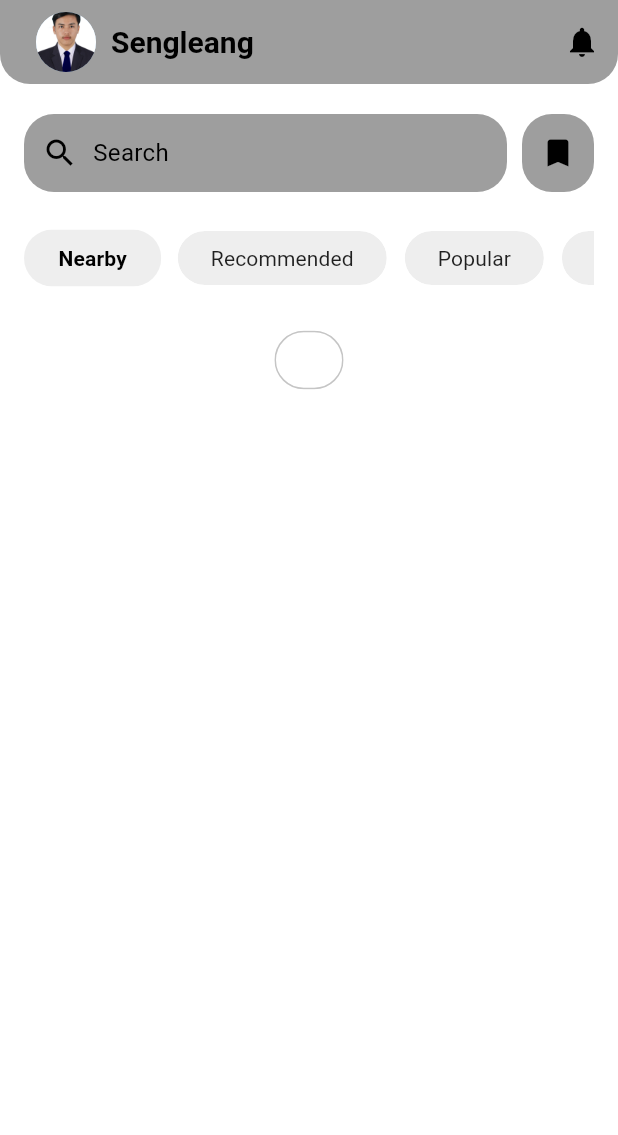
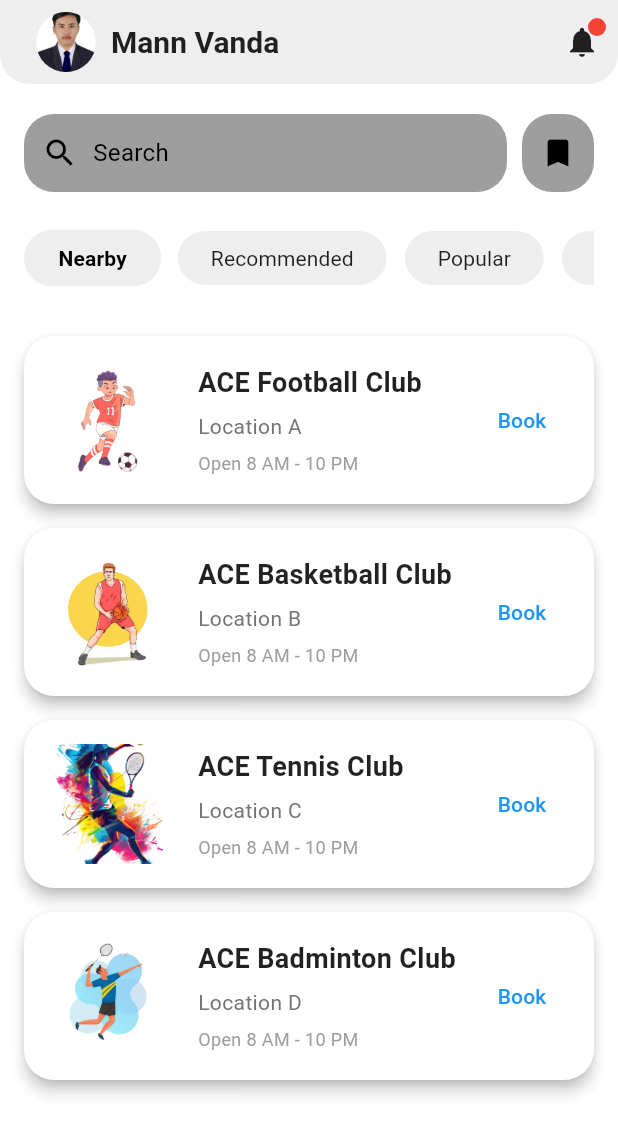
Before and after one commit to GitheTrunk/courtBook, a Flutter app: the screen it shows after launch, on a phone screen of 412 x 824 dp. Shown: the top 1135 px of the screen. Run offline on Flutter 3.47's test engine with Material 3 defaults, Android fonts, the light colour scheme and no system bars.

Commit message:
update UI

```diff
--- /dev/null
+++ b/lib/models/club_model.dart
@@ -0,0 +1,7 @@
+class Club {
+  final String name;
+  final String location;
+  final String imagePath;
+
+  Club({required this.name, required this.location, required this.imagePath});
+}
--- /dev/null
+++ b/lib/screens/booking/booking_screen.dart
@@ -0,0 +1,18 @@
+import 'package:flutter/material.dart';
+
+class BookingScreen extends StatefulWidget {
+  const BookingScreen({super.key});
+
+  @override
+  State<BookingScreen> createState() => _BookingScreenState();
+}
+
+class _BookingScreenState extends State<BookingScreen> {
+  @override
+  Widget build(BuildContext context) {
+    return Scaffold(
+      appBar: AppBar(title: const Text('Booking Screen')),
+      body: Center(child: Text('Booking Screen Content')),
+    );
+  }
+}
--- a/lib/screens/home/home_screen.dart
+++ b/lib/screens/home/home_screen.dart
@@ -1,7 +1,8 @@
 import 'package:courtbook/core/theme.dart';
+import 'package:courtbook/models/club_model.dart';
+import 'package:courtbook/widgets/court_card.dart';
 import 'package:flutter/material.dart';
 import 'package:courtbook/widgets/search_section.dart';
-import 'package:courtbook/widgets/filter_chip_widget.dart';
 
 class CourtBook extends StatelessWidget {
   const CourtBook({super.key});
@@ -25,29 +26,50 @@ class HomeScreen extends StatefulWidget {
 }
 
 class _HomeScreenState extends State<HomeScreen> {
+  final List<Club> clubs = [
+    Club(
+      name: 'ACE Football Club',
+      imagePath: 'assets/icons/football.png',
+      location: 'Location A',
+    ),
+    Club(
+      name: 'ACE Basketball Club',
+      imagePath: 'assets/icons/basketball.png',
+      location: 'Location B',
+    ),
+    Club(
+      name: 'ACE Tennis Club',
+      imagePath: 'assets/icons/tennis.png',
+      location: 'Location C',
+    ),
+    Club(
+      name: 'ACE Badminton Club',
+      imagePath: 'assets/icons/badminton.png',
+      location: 'Location D',
+    ),
+  ];
+
   @override
   Widget build(BuildContext context) {
-    return Scaffold(appBar: _appBar, body: _body);
-  }
+    return Scaffold(appBar: getAppBar(context), body: getBody(context));
   }
 
-get _appBar => AppBar(
-  backgroundColor: Colors.grey,
+  AppBar getAppBar(BuildContext context) => AppBar(
+    backgroundColor: Theme.of(context).colorScheme.surfaceContainer,
     title: Padding(
       padding: const EdgeInsets.all(8.0),
       child: Row(
-      spacing: 0.0,
         children: [
-        CircleAvatar(
+          const CircleAvatar(
             radius: 20,
             backgroundImage: AssetImage('assets/images/pf.jpg'),
           ),
           const SizedBox(width: 10),
           Text(
-          'Sengleang',
+            'Mann Vanda',
             style: TextStyle(
-            color: Colors.black,
-            fontWeight: FontWeight.values[6],
+              color: Theme.of(context).colorScheme.onSurface,
+              fontWeight: FontWeight.w600,
               fontSize: 20,
             ),
           ),
@@ -61,26 +83,43 @@ get _appBar => AppBar(
       ),
     ),
     actions: [
+      Stack(
+        children: [
           IconButton(
-      icon: Icon(Icons.notifications),
+            icon: Icon(
+              Icons.notifications,
+              color: Theme.of(context).colorScheme.onSurface,
+            ),
             onPressed: () {
               debugPrint('Notification button pressed');
             },
+          ),
+          Positioned(
+            right: 8,
+            top: 8,
+            child: Container(
+              width: 12,
+              height: 12,
+              decoration: const BoxDecoration(
+                color: Colors.red,
+                shape: BoxShape.circle,
+              ),
+            ),
+          ),
+        ],
       ),
     ],
     centerTitle: true,
   );
 
-get _body => Column(
-  children: [
-    Column(
+  Widget getBody(BuildContext context) => SingleChildScrollView(
+    child: Column(
       children: [
         const SizedBox(height: 20),
-        SearchSection(),
+        const SearchSection(),
         const SizedBox(height: 20),
-        FilterChipWidget(),
-        const SizedBox(height: 20),
+        ClubCard(clubs: clubs),
       ],
     ),
-  ],
   );
+}
--- a/lib/widgets/court_card.dart
+++ b/lib/widgets/court_card.dart
@@ -0,0 +1,127 @@
+import 'package:flutter/material.dart';
+import 'package:courtbook/models/club_model.dart';
+import 'package:courtbook/screens/booking/booking_screen.dart';
+
+class ClubCard extends StatelessWidget {
+  final List<Club> clubs;
+
+  const ClubCard({super.key, required this.clubs});
+
+  @override
+  Widget build(BuildContext context) {
+    return Padding(
+      padding: const EdgeInsets.symmetric(horizontal: 16.0, vertical: 8.0),
+      child: Column(
+        crossAxisAlignment: CrossAxisAlignment.stretch,
+        children:
+            clubs.map((club) {
+              return _buildClubCard(context, club);
+            }).toList(),
+      ),
+    );
+  }
+
+  Widget _buildClubCard(BuildContext context, Club club) {
+    return GestureDetector(
+      onTap: () {
+        Navigator.push(
+          context,
+          MaterialPageRoute(builder: (context) => BookingScreen()),
+        );
+      },
+      child: Card(
+        elevation: 4,
+        shape: RoundedRectangleBorder(borderRadius: BorderRadius.circular(20)),
+        margin: const EdgeInsets.only(bottom: 16),
+        child: InkWell(
+          borderRadius: BorderRadius.circular(20),
+          onTap: () {},
+          child: Container(
+            constraints: const BoxConstraints(minHeight: 100),
+            padding: const EdgeInsets.all(16.0),
+            child: Row(
+              crossAxisAlignment: CrossAxisAlignment.center,
+              children: [
+                ClipRRect(
+                  borderRadius: BorderRadius.circular(12),
+                  child: Image.asset(
+                    club.imagePath,
+                    width: 80,
+                    height: 80,
+                    fit: BoxFit.cover,
+                    errorBuilder: (context, error, stackTrace) {
+                      debugPrint(
+                        'Image load error for ${club.imagePath}: $error',
+                      );
+                      return const Icon(
+                        Icons.error,
+                        size: 80,
+                        color: Colors.red,
+                      );
+                    },
+                  ),
+                ),
+                const SizedBox(width: 20),
+
+                Expanded(
+                  child: Column(
+                    crossAxisAlignment: CrossAxisAlignment.start,
+                    mainAxisAlignment: MainAxisAlignment.center,
+                    children: [
+                      Text(
+                        club.name,
+                        style: const TextStyle(
+                          fontSize: 18,
+                          fontWeight: FontWeight.bold,
+                          color: Colors.black87,
+                        ),
+                        maxLines: 2,
+                        overflow: TextOverflow.ellipsis,
+                      ),
+                      const SizedBox(height: 6),
+                      Text(
+                        club.location,
+                        style: TextStyle(fontSize: 14, color: Colors.grey[600]),
+                        maxLines: 2,
+                        overflow: TextOverflow.ellipsis,
+                      ),
+                      const SizedBox(height: 6),
+
+                      Text(
+                        'Open 8 AM - 10 PM',
+                        style: TextStyle(fontSize: 12, color: Colors.grey[500]),
+                      ),
+                    ],
+                  ),
+                ),
+
+                TextButton(
+                  onPressed: () {
+                    Navigator.push(
+                      context,
+                      MaterialPageRoute(builder: (context) => BookingScreen()),
+                    );
+                  },
+                  style: TextButton.styleFrom(
+                    padding: const EdgeInsets.symmetric(
+                      horizontal: 12,
+                      vertical: 8,
+                    ),
+                  ),
+                  child: const Text(
+                    'Book',
+                    style: TextStyle(
+                      fontSize: 14,
+                      color: Colors.blue,
+                      fontWeight: FontWeight.w500,
+                    ),
+                  ),
+                ),
+              ],
+            ),
+          ),
+        ),
+      ),
+    );
+  }
+}
--- a/lib/widgets/filter_chip_widget.dart
+++ b/lib/widgets/filter_chip_widget.dart
@@ -21,6 +21,7 @@ class FilterChipWidget extends StatelessWidget {
           fontSize: 14,
           fontWeight: selected ? FontWeight.bold : FontWeight.normal,
         ),
+        maxLines: 1,
       ),
       selected: selected,
       onSelected: onSelected,
```
Also changed, not shown: assets/icons/badminton.png (added), assets/icons/basketball.png (added), assets/icons/football.png (added), assets/icons/tennis.png (added). Lines whose indentation alone changed are shown as unchanged.
